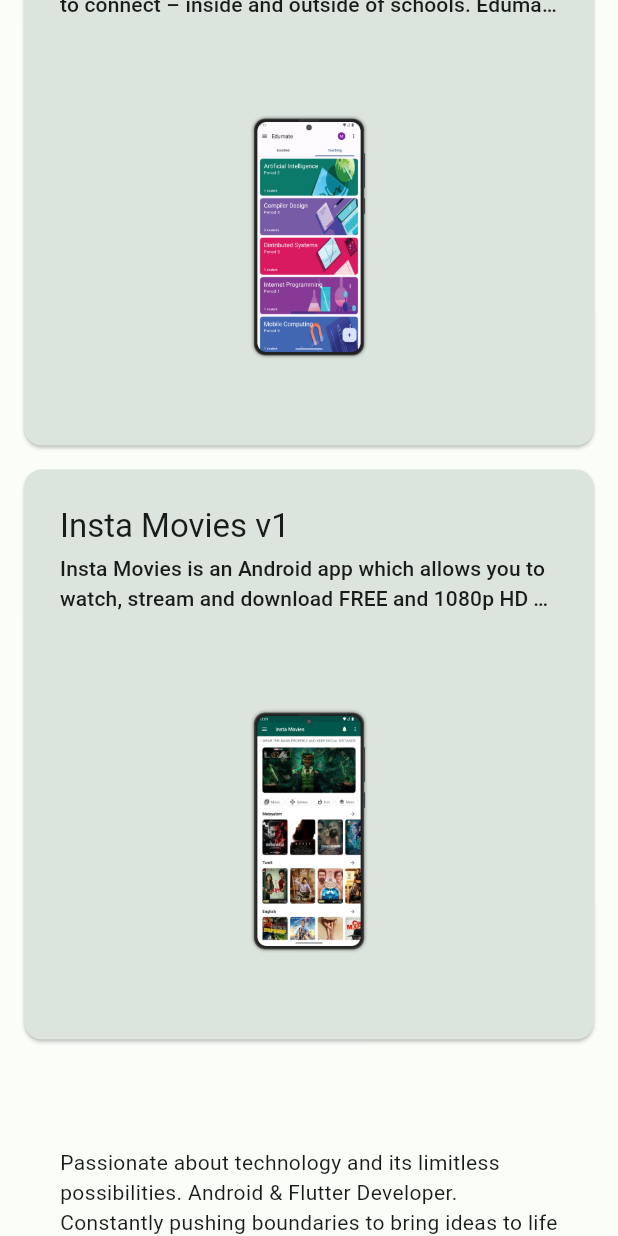
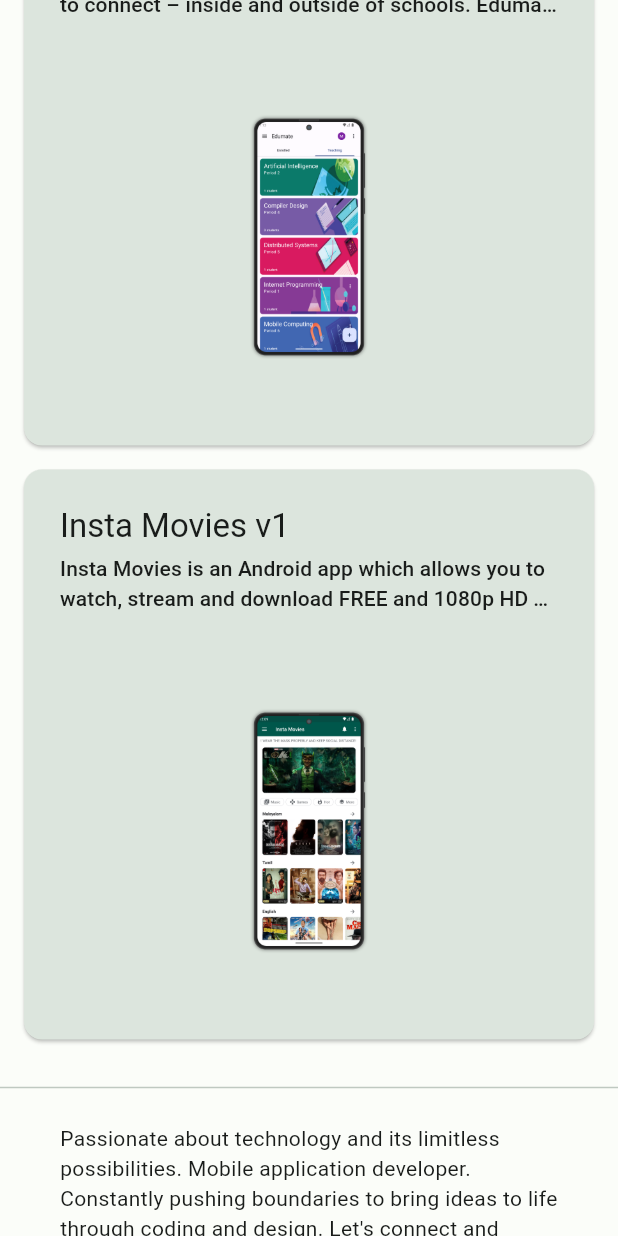
Before and after one commit to mubashirpa/portfolio, a Flutter app: the screen it shows after launch, scrolled down 1728 dp, on a phone screen of 412 x 824 dp. Run offline on Flutter 3.47's test engine with Material 3 defaults, Android fonts, the phone set to English and light mode, and no system bars; our stand-ins replace go_router; missing offline and left inert: social_media_buttons; statements that could not run were skipped.

Commit message:
Updated UI

```diff
--- a/lib/presentation/home/widgets/footer_home.dart
+++ b/lib/presentation/home/widgets/footer_home.dart
@@ -14,7 +14,8 @@
 
     return Column(
       children: [
-        const SizedBox(height: 48),
+        const Divider(),
+        SizedBox(height: screenInset),
         Padding(
           padding: EdgeInsets.symmetric(horizontal: screenInset),
           child: Flex(
@@ -49,7 +50,7 @@
     return const Padding(
       padding: EdgeInsets.symmetric(horizontal: 24.0),
       child: Text(
-        'Passionate about technology and its limitless possibilities. Android & Flutter Developer. Constantly pushing boundaries to bring ideas to life through coding and design. Let\'s connect and explore the world of innovation together!',
+        'Passionate about technology and its limitless possibilities. Mobile application developer. Constantly pushing boundaries to bring ideas to life through coding and design. Let\'s connect and explore the world of innovation together!',
       ),
     );
   }
```
Also changed, not shown: lib/presentation/about/about_screen.dart (+39 -2 lines).
